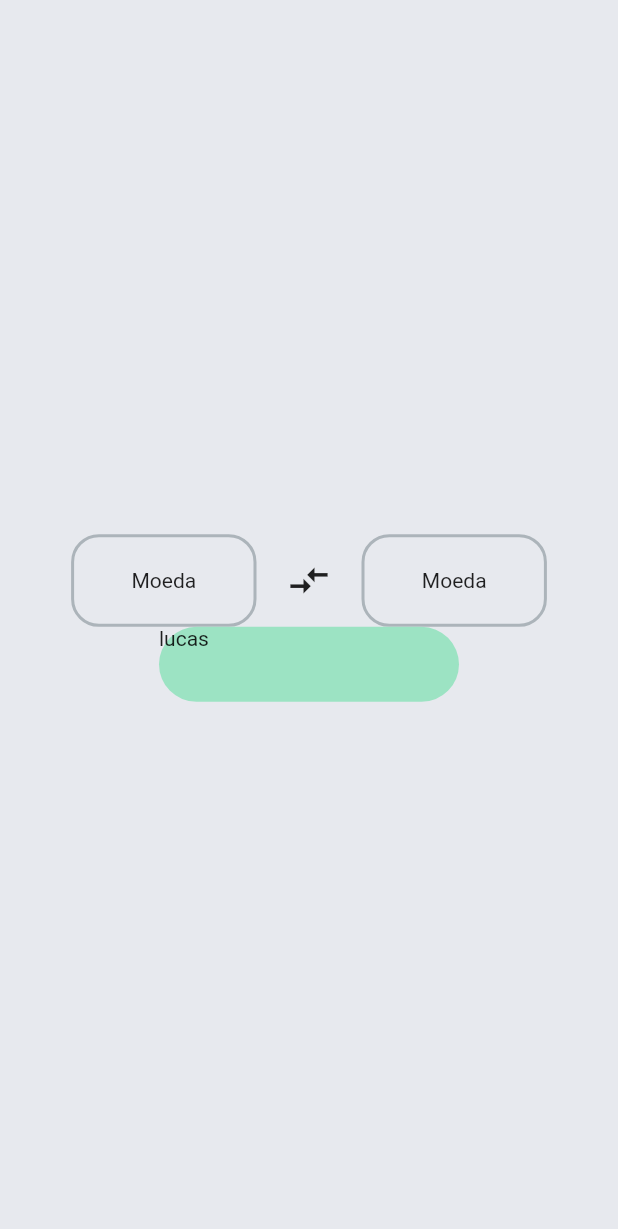
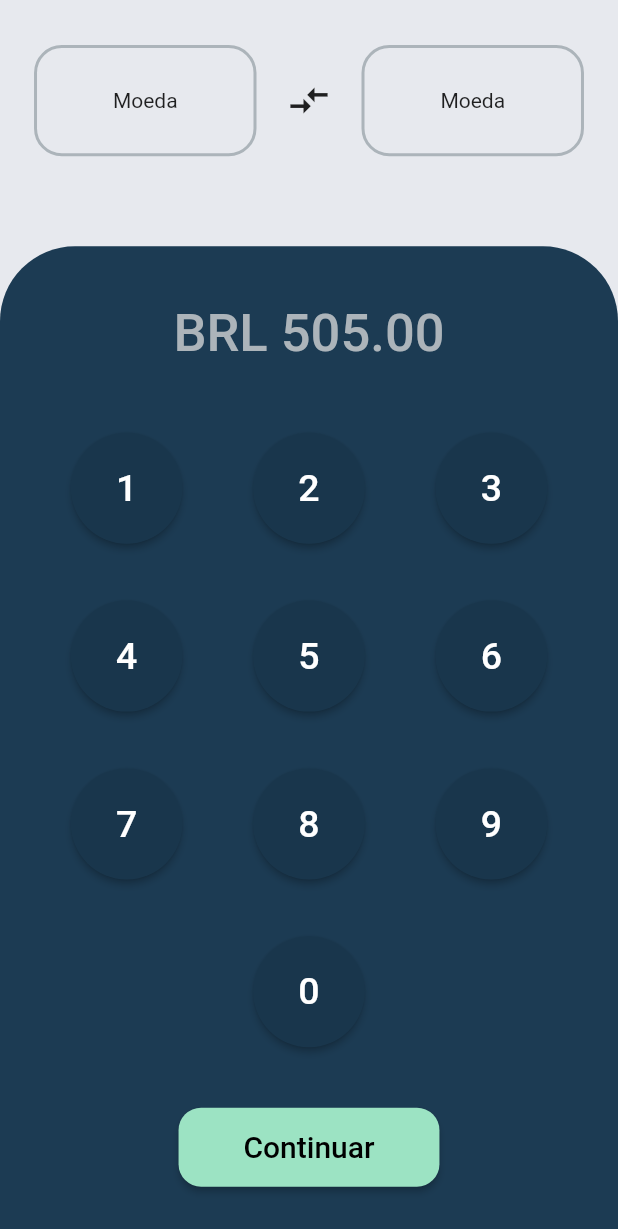
Before and after one commit to LucasBustamante/Currency-Converter, a Flutter app: the screen it shows after launch, on a phone screen of 412 x 824 dp. Shown: the top 1229 px of the screen. Run offline on Flutter 3.47's test engine with Material 2 defaults, Android fonts, the phone set to English and light mode, and no system bars.

Commit message:
criação do conteudo view

```diff
--- /dev/null
+++ b/lib/view/button.dart
@@ -0,0 +1,24 @@
+import 'package:currency_converter/view/colors.dart';
+import 'package:flutter/material.dart';
+
+class Button extends StatelessWidget {
+  final String num;
+
+  const Button({super.key, required this.num});
+
+
+  @override
+  Widget build(BuildContext context) {
+
+    double size = MediaQuery.of(context).size.height + MediaQuery.of(context).size.width;
+
+    return ElevatedButton(
+        style: ElevatedButton.styleFrom(
+          primary: kButtonColor,
+          shape: CircleBorder(
+          ),
+          padding: EdgeInsets.all(30)
+        ),
+        onPressed: (){}, child: Text(num, style: TextStyle(fontSize: 25),));
+  }
+}
--- /dev/null
+++ b/lib/view/confirm_button.dart
@@ -0,0 +1,28 @@
+import 'package:currency_converter/view/colors.dart';
+import 'package:flutter/material.dart';
+
+class ConfirmButton extends StatelessWidget {
+  const ConfirmButton({Key? key}) : super(key: key);
+
+  @override
+  Widget build(BuildContext context) {
+    double size =
+        MediaQuery.of(context).size.height + MediaQuery.of(context).size.width;
+
+    return Padding(
+      padding: const EdgeInsets.all(10),
+      child: ElevatedButton(
+          style: ElevatedButton.styleFrom(
+            shape:
+            RoundedRectangleBorder(
+                borderRadius: BorderRadius.circular(15)
+            ),
+            padding: EdgeInsets.symmetric(horizontal: size*0.035, vertical: size*0.012),
+              primary: kResultColor,),
+          onPressed: () {},
+          child: Text('Continuar',
+            style: TextStyle(color: Colors.black, fontSize: 20,
+                fontWeight: FontWeight.w500),)),
+    );
+  }
+}
--- a/lib/view/currency_container.dart
+++ b/lib/view/currency_container.dart
@@ -12,8 +12,8 @@ class CurrencyContainer extends StatelessWidget {
     double size = MediaQuery.of(context).size.height + MediaQuery.of(context).size.width;
 
     return Container(
-      height: size * 0.05,
-      width: size * 0.10,
+      height: size * 0.06,
+      width: size * 0.12,
       decoration: BoxDecoration(
         border: Border.all(color: kContainer2Color, width: 2),
             borderRadius: BorderRadius.circular(size*0.015),
--- a/lib/view/homepage.dart
+++ b/lib/view/homepage.dart
@@ -1,5 +1,6 @@
 import 'package:currency_converter/view/colors.dart';
 import 'package:currency_converter/view/currency_container.dart';
+import 'package:currency_converter/view/keyboard.dart';
 import 'package:currency_converter/view/result_container.dart';
 import 'package:flutter/material.dart';
 
@@ -15,9 +16,12 @@ class _HomePageState extends State<HomePage> {
   Widget build(BuildContext context) {
     return Scaffold(
       backgroundColor: kBackgroundColor,
-      body: Column(
+      body: SafeArea(
+
+        child: Column(
           mainAxisAlignment: MainAxisAlignment.center,
           children: [
+            SizedBox(height: 30),
             Row(mainAxisAlignment: MainAxisAlignment.center,
               children: [
                 CurrencyContainer(),
@@ -28,8 +32,10 @@ class _HomePageState extends State<HomePage> {
                 CurrencyContainer()
               ],
             ),
-          Result()
+            SizedBox(height: 30),
+            KeyBoard()
           ],
+        ),
       ),
     );
   }
--- /dev/null
+++ b/lib/view/keyboard.dart
@@ -0,0 +1,56 @@
+import 'package:currency_converter/view/colors.dart';
+import 'package:currency_converter/view/confirm_button.dart';
+import 'package:currency_converter/view/value.dart';
+import 'package:flutter/material.dart';
+
+import 'button.dart';
+
+class KeyBoard extends StatelessWidget {
+  const KeyBoard({Key? key}) : super(key: key);
+
+  @override
+  Widget build(BuildContext context) {
+    return Expanded(
+      child: Padding(
+        padding: const EdgeInsets.only(top: 30),
+        child: Container(
+          decoration: BoxDecoration(
+              color: kPrimaryColor,
+            borderRadius: BorderRadius.only(topLeft: Radius.circular(50),
+                topRight: Radius.circular(50))
+          ),
+          height: 200,
+          width: MediaQuery.of(context).size.width,
+          child: Column(mainAxisAlignment: MainAxisAlignment.spaceEvenly,
+            children: [
+              DigValue(),
+              Row(mainAxisAlignment: MainAxisAlignment.spaceEvenly,
+                children: [
+                  Button(num: '1',),
+                  Button(num: '2',),
+                  Button(num: '3'),
+                ],
+              ),
+              Row(mainAxisAlignment: MainAxisAlignment.spaceEvenly,
+                children: [
+                  Button(num: '4'),
+                  Button(num: '5'),
+                  Button(num: '6'),
+                ],
+              ),
+              Row(mainAxisAlignment: MainAxisAlignment.spaceEvenly,
+                children: [
+                  Button(num: '7'),
+                  Button(num: '8'),
+                  Button(num: '9')
+                ],
+              ),
+              Button(num: '0'),
+              ConfirmButton()
+            ],
+          ),
+        ),
+      ),
+    );
+  }
+}
--- a/lib/view/result_container.dart
+++ b/lib/view/result_container.dart
@@ -10,14 +10,14 @@ class Result extends StatelessWidget {
     double size = MediaQuery.of(context).size.height + MediaQuery.of(context).size.width;
 
     return Container(
-      width: 200,
-      height: 50,
+      width: size * 0.30,
+      height: size * 0.08,
       decoration: BoxDecoration(
-        borderRadius: BorderRadius.circular(40),
+        borderRadius: BorderRadius.circular(size*0.015),
         color: kResultColor,
       ),
 
-      child: Text('lucas'),
+
     );
   }
 }
--- /dev/null
+++ b/lib/view/value.dart
@@ -0,0 +1,15 @@
+import 'package:currency_converter/view/colors.dart';
+import 'package:flutter/material.dart';
+
+class DigValue extends StatelessWidget {
+  const DigValue({Key? key}) : super(key: key);
+
+  @override
+  Widget build(BuildContext context) {
+    return Padding(
+      padding: const EdgeInsets.all(15),
+      child: Container(child: Text('BRL 505.00', style: TextStyle(fontSize: 35,
+      color: kContainer2Color, fontWeight: FontWeight.w500),),),
+    );
+  }
+}
```
Lines whose indentation alone changed are shown as unchanged.
